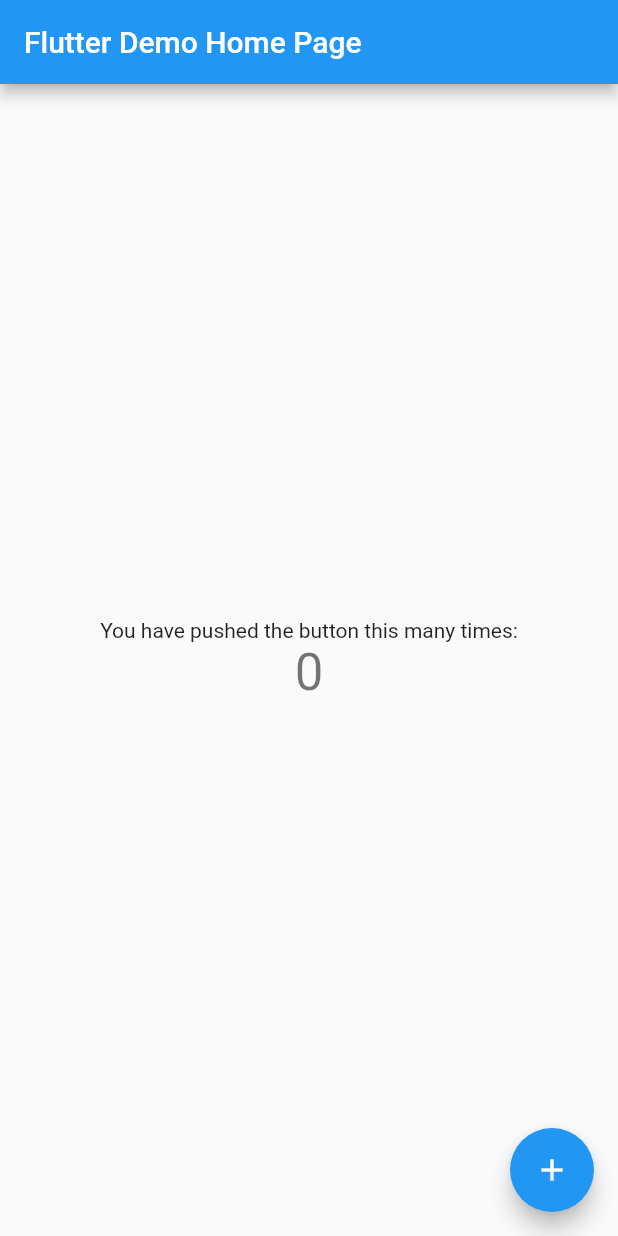
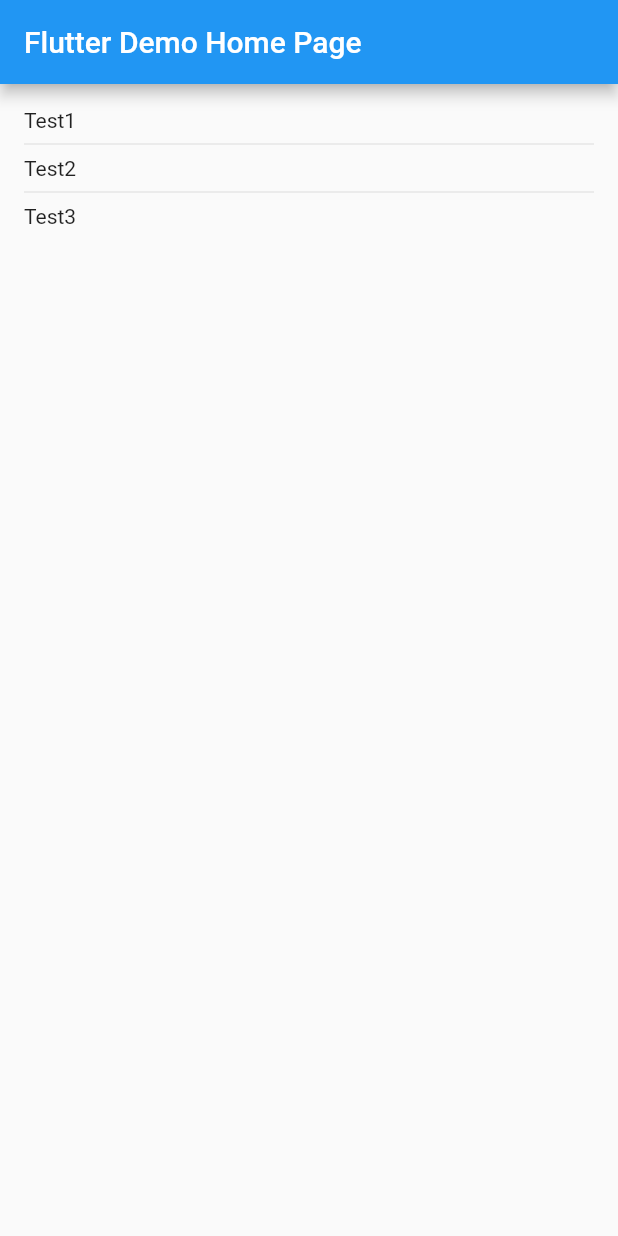
Before and after one commit to 10Meisterbaelle/StudyPlan, a Flutter app: the screen it shows after launch, on a phone screen of 412 x 824 dp. Run offline on Flutter 3.47's test engine with Material 2 defaults, Android fonts, the phone set to English and light mode, and no system bars.

Commit message:
Added ListView

```diff
--- a/lib/main.dart
+++ b/lib/main.dart
@@ -48,6 +48,7 @@ class MyHomePage extends StatefulWidget {
 }
 
 class _MyHomePageState extends State<MyHomePage> {
+  final _homeworkList = <String>["Test1", "Test2", "Test3"];
   int _counter = 0;
 
   void _incrementCounter() {
@@ -75,41 +76,20 @@ class _MyHomePageState extends State<MyHomePage> {
         // the App.build method, and use it to set our appbar title.
         title: Text(widget.title),
       ),
-      body: Center(
-        // Center is a layout widget. It takes a single child and positions it
-        // in the middle of the parent.
-        child: Column(
-          // Column is also a layout widget. It takes a list of children and
-          // arranges them vertically. By default, it sizes itself to fit its
-          // children horizontally, and tries to be as tall as its parent.
-          //
-          // Invoke "debug painting" (press "p" in the console, choose the
-          // "Toggle Debug Paint" action from the Flutter Inspector in Android
-          // Studio, or the "Toggle Debug Paint" command in Visual Studio Code)
-          // to see the wireframe for each widget.
-          //
-          // Column has various properties to control how it sizes itself and
-          // how it positions its children. Here we use mainAxisAlignment to
-          // center the children vertically; the main axis here is the vertical
-          // axis because Columns are vertical (the cross axis would be
-          // horizontal).
-          mainAxisAlignment: MainAxisAlignment.center,
-          children: <Widget>[
-            const Text(
-              'You have pushed the button this many times:',
-            ),
-            Text(
-              '$_counter',
-              style: Theme.of(context).textTheme.headlineMedium,
-            ),
-          ],
-        ),
-      ),
-      floatingActionButton: FloatingActionButton(
-        onPressed: _incrementCounter,
-        tooltip: 'Increment',
-        child: const Icon(Icons.add),
-      ), // This trailing comma makes auto-formatting nicer for build methods.
+      body: _buildBody(), // This trailing comma makes auto-formatting nicer for build methods.
+    );
+  }
+
+  Widget _buildBody() {
+    return ListView.separated(
+        padding: EdgeInsets.all(16),
+        itemBuilder: (BuildContext context, int index) {
+          return Text(_homeworkList[index]);
+        },
+        separatorBuilder: (BuildContext context, int index) {
+          return Divider();
+        },
+        itemCount: _homeworkList.length,
     );
   }
 }
```
